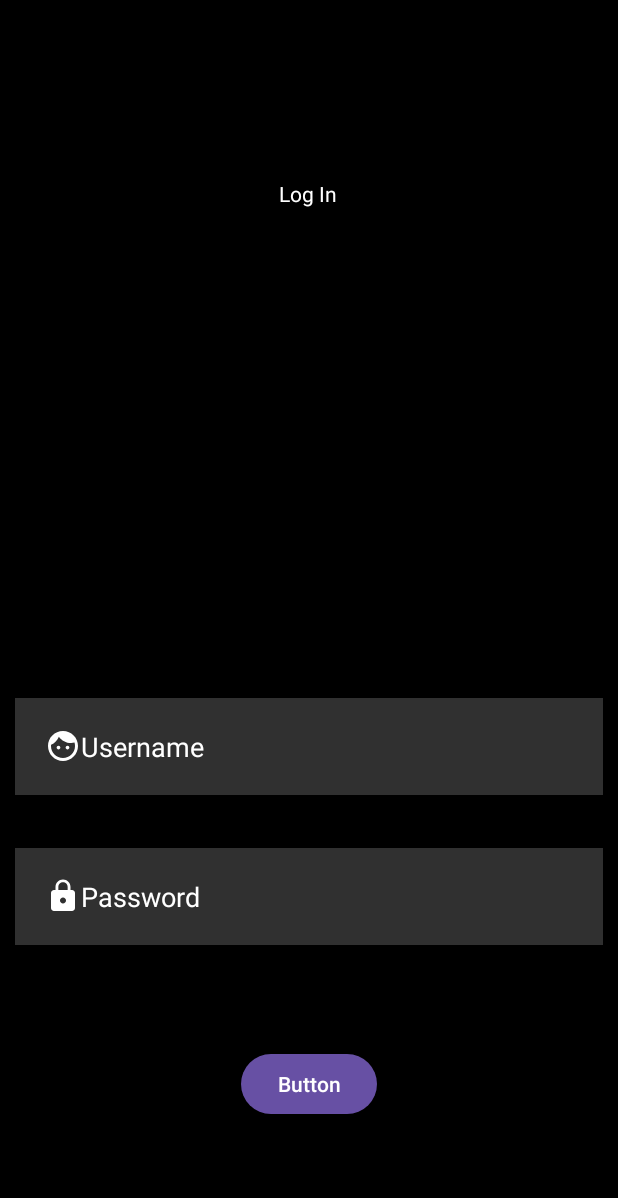
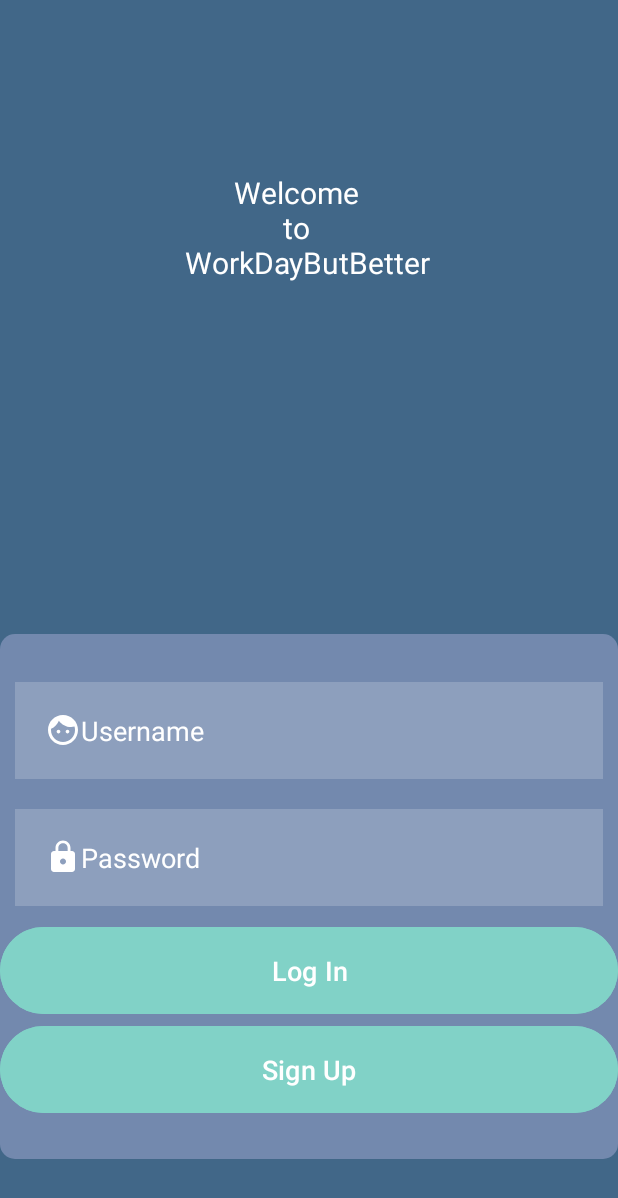
Before and after one commit to Nicholas127k/CprE-388-Project2, an Android app built with Jetpack Compose: the screen it shows after launch (LogInScreen), on a phone screen of 412 x 824 dp. Shown: the top 1198 px of the screen. Run offline under Robolectric (Android 15) with nearby library versions, the phone set to English and light mode, and no system bars; our stand-ins replace Firebase (no records; nobody signed in at launch, a user with empty details on screens opened directly).

```diff
--- a/WorkDayButBetter/app/src/main/AndroidManifest.xml
+++ b/WorkDayButBetter/app/src/main/AndroidManifest.xml
@@ -15,6 +15,11 @@
         android:supportsRtl="true"
         android:theme="@style/Theme.WorkDayButBetter"
         tools:targetApi="31">
+        <activity
+            android:name=".StudentMainActivity"
+            android:exported="false"
+            android:label="@string/title_activity_student_main"
+            android:theme="@style/Theme.WorkDayButBetter" />
         <activity
             android:name=".ClassScheduleScreen"
             android:exported="false" />
--- a/WorkDayButBetter/app/src/main/java/com/example/workdaybutbetter/LogInScreen.java
+++ b/WorkDayButBetter/app/src/main/java/com/example/workdaybutbetter/LogInScreen.java
@@ -33,6 +33,7 @@ public class LogInScreen extends AppCompatActivity {
     private EditText passwordEditText;
     private Button loginButton;
     private FirebaseAuth mAuth;
+    private Button signInButton;
 
 
     @Override
@@ -44,8 +45,17 @@ public class LogInScreen extends AppCompatActivity {
         usernameEditText = findViewById(R.id.signup_username_edt);  // link to username edtext in the Signup activity XML
         passwordEditText = findViewById(R.id.signup_password_edt);
         loginButton = findViewById(R.id.LogInbutton);
+        signInButton = findViewById(R.id.SignInbutton);
+        mAuth = FirebaseAuth.getInstance();  // Initialize FirebaseAuth
 
-        mAuth = FirebaseAuth.getInstance();  // Initialize FirebaseAuth
+        signInButton.setOnClickListener(new View.OnClickListener() {
+            @Override
+            public void onClick(View v) {
+                Intent intent = new Intent(LogInScreen.this, SignUpScreen.class);
+                startActivity(intent);
+            }
+        });
+
 
         loginButton.setOnClickListener(new View.OnClickListener() {
             @Override
--- /dev/null
+++ b/WorkDayButBetter/app/src/main/res/drawable/rectangle_background.xml
@@ -0,0 +1,5 @@
+<?xml version="1.0" encoding="utf-8"?>
+<shape xmlns:android="http://schemas.android.com/apk/res/android">
+    <solid android:color="#7389AE" /> <!-- Color of the rectangle -->
+    <corners android:radius="10dp" /> <!-- Rounded corners -->
+</shape>
--- /dev/null
+++ b/WorkDayButBetter/app/src/main/res/drawable/rectangle_background2.xml
@@ -0,0 +1,5 @@
+<?xml version="1.0" encoding="utf-8"?>
+<shape xmlns:android="http://schemas.android.com/apk/res/android">
+    <solid android:color="#B5BAD0" /> <!-- Color of the rectangle -->
+    <corners android:radius="10dp" /> <!-- Rounded corners -->
+</shape>
--- a/WorkDayButBetter/app/src/main/res/layout/activity_log_in_screen.xml
+++ b/WorkDayButBetter/app/src/main/res/layout/activity_log_in_screen.xml
@@ -5,9 +5,49 @@
     android:id="@+id/main"
     android:layout_width="match_parent"
     android:layout_height="match_parent"
-    android:background="@color/black"
+    android:background="#416788"
     tools:context=".LogInScreen">
 
+    <View
+        android:id="@+id/rectBackground"
+        android:layout_width="match_parent"
+        android:layout_height="350dp"
+        android:background="@drawable/rectangle_background"
+        app:layout_constraintBottom_toBottomOf="parent"
+        app:layout_constraintEnd_toEndOf="parent"
+        app:layout_constraintHorizontal_bias="0.0"
+        app:layout_constraintStart_toStartOf="parent"
+        app:layout_constraintTop_toTopOf="parent"
+        app:layout_constraintVertical_bias="0.892" />
+
+    <TextView
+        android:id="@+id/textView4"
+        android:layout_width="wrap_content"
+        android:layout_height="wrap_content"
+        android:text="       Welcome\n              to\nWorkDayButBetter"
+        android:textColor="@color/white"
+        android:textSize="20dp"
+        app:layout_constraintBottom_toBottomOf="parent"
+        app:layout_constraintEnd_toEndOf="parent"
+        app:layout_constraintHorizontal_bias="0.498"
+        app:layout_constraintStart_toStartOf="parent"
+        app:layout_constraintTop_toTopOf="parent"
+        app:layout_constraintVertical_bias="0.153" />
+
+    <!-- Create a LinearLayout for EditText (Username and Password) -->
+
+
+    <!-- Create a LinearLayout for Buttons (Log In and Sign Up) -->
+    <LinearLayout
+        android:id="@+id/buttonContainer"
+        android:layout_width="match_parent"
+        android:layout_height="wrap_content"
+        android:layout_marginBottom="56dp"
+        android:orientation="vertical"
+        app:layout_constraintBottom_toBottomOf="parent"
+
+        app:layout_constraintTop_toTopOf="@+id/rectBackground"
+        tools:layout_editor_absoluteX="16dp">
 
         <EditText
             android:id="@+id/signup_username_edt"
@@ -19,14 +59,9 @@
             android:hint="Username"
             android:padding="20dp"
             android:textColor="@color/white"
-        android:textColorHint="@color/white"
-        app:layout_constraintBottom_toBottomOf="parent"
-        app:layout_constraintEnd_toEndOf="parent"
-        app:layout_constraintHorizontal_bias="0.842"
-        app:layout_constraintStart_toStartOf="parent"
-        app:layout_constraintTop_toTopOf="parent"
-        app:layout_constraintVertical_bias="0.616" />
+            android:textColorHint="@color/white" />
 
+        <!-- Password EditText -->
         <EditText
             android:id="@+id/signup_password_edt"
             android:layout_width="match_parent"
@@ -37,36 +72,25 @@
             android:hint="Password"
             android:padding="20dp"
             android:textColor="@color/white"
-        android:textColorHint="@color/white"
-        app:layout_constraintBottom_toBottomOf="parent"
-        app:layout_constraintEnd_toEndOf="parent"
-        app:layout_constraintHorizontal_bias="0.526"
-        app:layout_constraintStart_toStartOf="parent"
-        app:layout_constraintTop_toTopOf="parent"
-        app:layout_constraintVertical_bias="0.751" />
+            android:textColorHint="@color/white" />
 
-    <TextView
-        android:id="@+id/textView"
-        android:layout_width="wrap_content"
-        android:layout_height="wrap_content"
-        android:text="Log In"
-        android:textColor="@color/white"
-        app:layout_constraintBottom_toBottomOf="parent"
-        app:layout_constraintEnd_toEndOf="parent"
-        app:layout_constraintHorizontal_bias="0.498"
-        app:layout_constraintStart_toStartOf="parent"
-        app:layout_constraintTop_toTopOf="parent"
-        app:layout_constraintVertical_bias="0.148" />
-
+        <!-- Log In Button -->
         <Button
             android:id="@+id/LogInbutton"
-        android:layout_width="wrap_content"
-        android:layout_height="wrap_content"
-        android:text="Button"
-        app:layout_constraintBottom_toBottomOf="parent"
-        app:layout_constraintEnd_toEndOf="parent"
-        app:layout_constraintStart_toStartOf="parent"
-        app:layout_constraintTop_toTopOf="parent"
-        app:layout_constraintVertical_bias="0.9" />
+            android:layout_width="match_parent"
+            android:layout_height="66dp"
+            android:backgroundTint="#81D2C7"
+            android:text="Log In"
+            android:textSize="18dp" />
+
+        <!-- Sign Up Button -->
+        <Button
+            android:id="@+id/SignInbutton"
+            android:layout_width="match_parent"
+            android:layout_height="66dp"
+            android:backgroundTint="#81D2C7"
+            android:text="Sign Up"
+            android:textSize="18dp" />
+    </LinearLayout>
 
 </androidx.constraintlayout.widget.ConstraintLayout>
--- a/WorkDayButBetter/app/src/main/res/layout/activity_sign_up_screen.xml
+++ b/WorkDayButBetter/app/src/main/res/layout/activity_sign_up_screen.xml
@@ -5,7 +5,7 @@
     android:id="@+id/main"
     android:layout_width="match_parent"
     android:layout_height="match_parent"
-    android:background="@color/black"
+    android:background="#416788"
     tools:context=".SignUpScreen">
 
     <TextView
@@ -13,6 +13,7 @@
         android:layout_width="wrap_content"
         android:layout_height="wrap_content"
         android:text="Sign Up"
+        android:textSize="20dp"
         android:textColor="@color/white"
         app:layout_constraintBottom_toBottomOf="parent"
         app:layout_constraintEnd_toEndOf="parent"
--- a/WorkDayButBetter/app/src/main/res/values/strings.xml
+++ b/WorkDayButBetter/app/src/main/res/values/strings.xml
@@ -43,4 +43,5 @@
         libero vel nunc consequat, quis tincidunt nisl eleifend. Cras bibendum enim a justo luctus
         vestibulum. Fusce dictum libero quis erat maximus, vitae volutpat diam dignissim.
     </string>
+    <string name="title_activity_student_main">StudentMainActivity</string>
 </resources>
--- a/WorkDayButBetter/build.gradle
+++ b/WorkDayButBetter/build.gradle
@@ -2,4 +2,5 @@
 plugins {
     alias(libs.plugins.android.application) apply false
     id 'com.google.gms.google-services' version '4.4.2' apply false
+    alias(libs.plugins.kotlin.android) apply false
 }
```
Also changed, not shown: WorkDayButBetter/app/build.gradle (+27 -0 lines), WorkDayButBetter/app/src/main/java/com/example/workdaybutbetter/StudentMainActivity.java (added, +24 -0 lines), WorkDayButBetter/app/src/main/java/com/example/workdaybutbetter/ui/theme/Color.kt (added, +11 -0 lines), WorkDayButBetter/app/src/main/java/com/example/workdaybutbetter/ui/theme/Theme.kt (added, +58 -0 lines), WorkDayButBetter/app/src/main/java/com/example/workdaybutbetter/ui/theme/Type.kt (added, +34 -0 lines), WorkDayButBetter/app/src/main/res/layout/activity_student_main.xml (added, +36 -0 lines), WorkDayButBetter/gradle/libs.versions.toml (+15 -0 lines), WorkDayButBetter/app/src/main/res/drawable/scheduleclasses.png (added), WorkDayButBetter/app/src/main/res/drawable/scheduleclasses77_removebg_preview.png (added), WorkDayButBetter/app/src/main/res/drawable/scheduleclasses_removebg_preview.png (added). Lines whose indentation alone changed are shown as unchanged.
